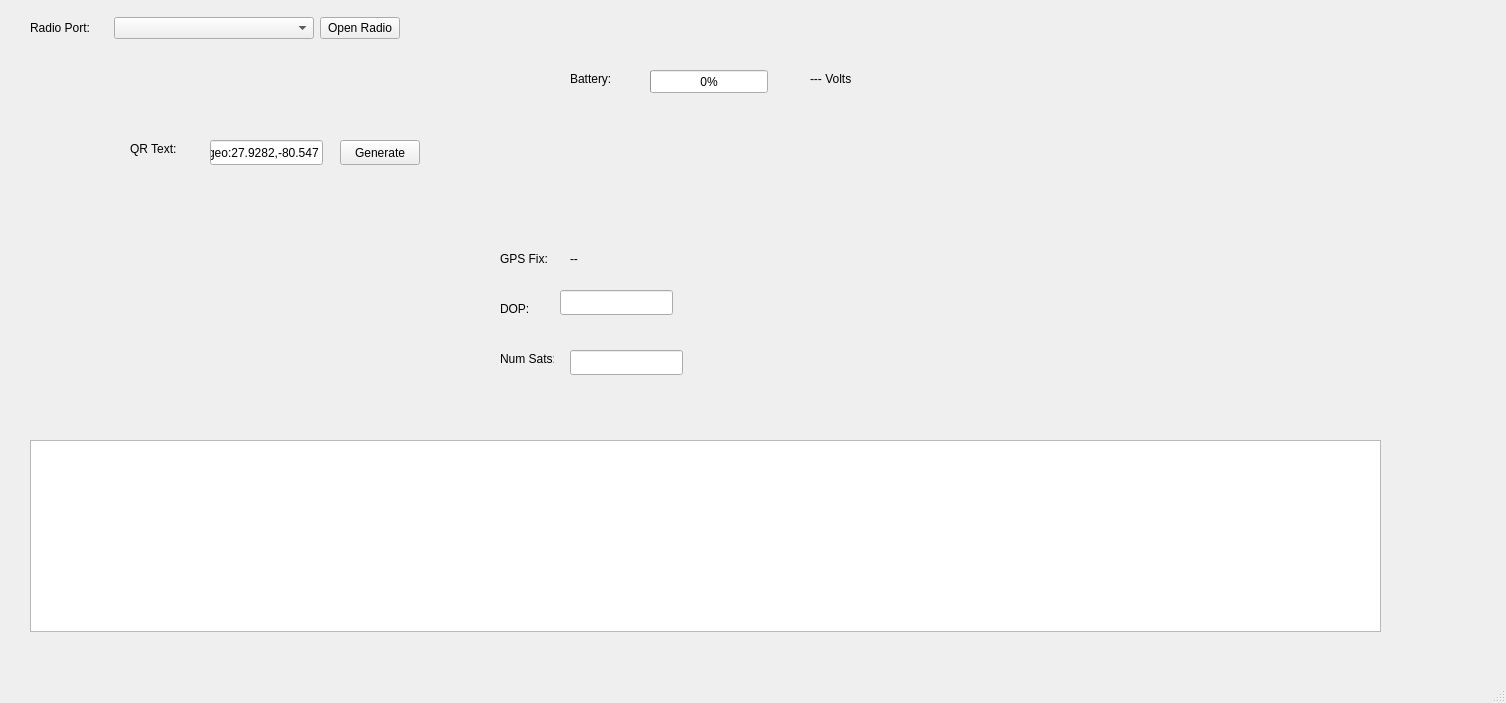
mwales/RocketTracker, file MissionControl/MainWindow.ui: the form before one commit.
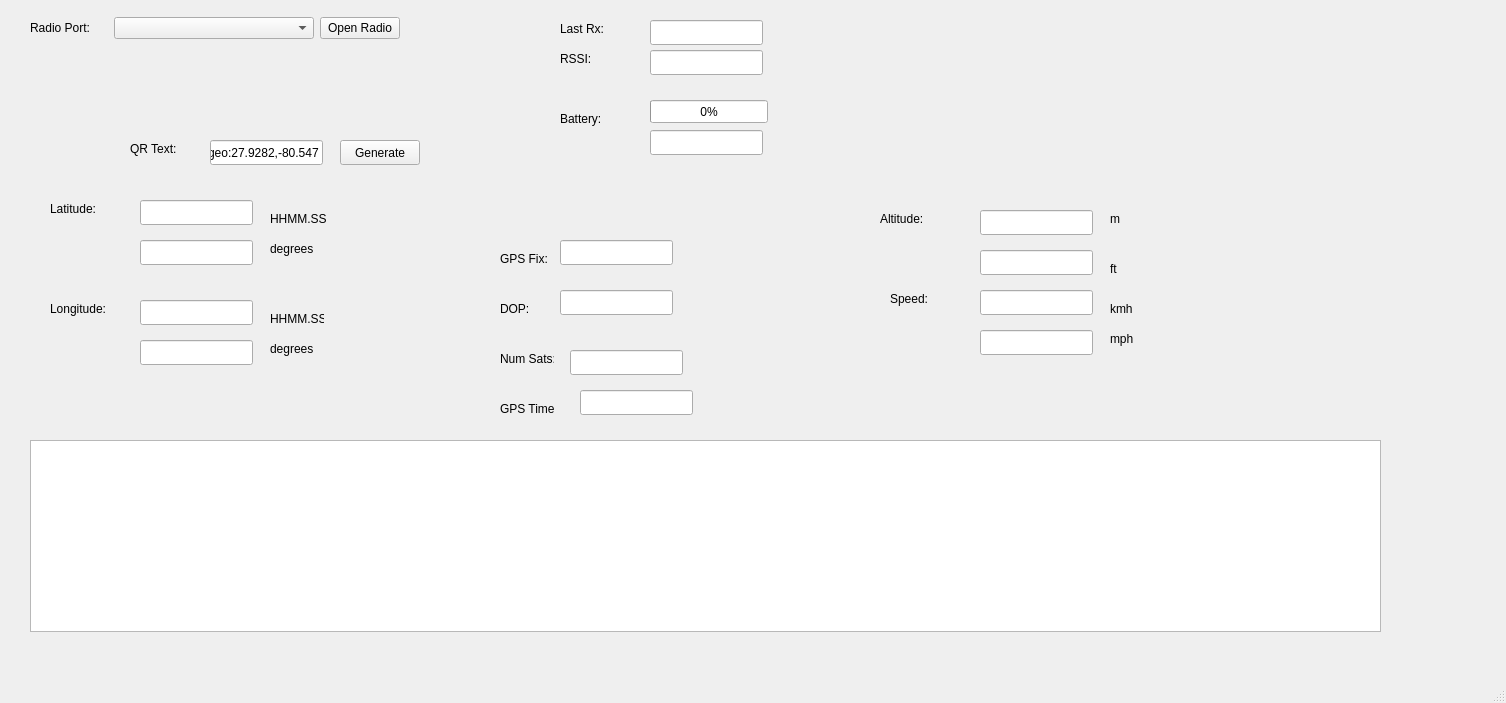
The form after the commit.

```diff
--- a/MissionControl/MainWindow.ui
+++ b/MissionControl/MainWindow.ui
@@ -102,8 +102,8 @@
    <widget class="QLabel" name="label_3">
     <property name="geometry">
      <rect>
-      <x>570</x>
-      <y>70</y>
+      <x>560</x>
+      <y>110</y>
       <width>54</width>
       <height>17</height>
      </rect>
@@ -116,7 +116,7 @@
     <property name="geometry">
      <rect>
       <x>650</x>
-      <y>70</y>
+      <y>100</y>
       <width>118</width>
       <height>23</height>
      </rect>
@@ -128,19 +128,6 @@
      <number>0</number>
     </property>
    </widget>
-   <widget class="QLabel" name="theBatteryVoltsLabel">
-    <property name="geometry">
-     <rect>
-      <x>810</x>
-      <y>70</y>
-      <width>54</width>
-      <height>17</height>
-     </rect>
-    </property>
-    <property name="text">
-     <string>--- Volts</string>
-    </property>
-   </widget>
    <widget class="QLabel" name="label_4">
     <property name="geometry">
      <rect>
@@ -154,19 +141,6 @@
      <string>GPS Fix:</string>
     </property>
    </widget>
-   <widget class="QLabel" name="theGpsFixLabel">
-    <property name="geometry">
-     <rect>
-      <x>570</x>
-      <y>250</y>
-      <width>54</width>
-      <height>17</height>
-     </rect>
-    </property>
-    <property name="text">
-     <string>--</string>
-    </property>
-   </widget>
    <widget class="QLabel" name="label_5">
     <property name="geometry">
      <rect>
@@ -213,6 +187,331 @@
      </rect>
     </property>
    </widget>
+   <widget class="QLabel" name="label_7">
+    <property name="geometry">
+     <rect>
+      <x>560</x>
+      <y>20</y>
+      <width>54</width>
+      <height>17</height>
+     </rect>
+    </property>
+    <property name="text">
+     <string>Last Rx:</string>
+    </property>
+   </widget>
+   <widget class="QLabel" name="label_8">
+    <property name="geometry">
+     <rect>
+      <x>560</x>
+      <y>50</y>
+      <width>54</width>
+      <height>17</height>
+     </rect>
+    </property>
+    <property name="text">
+     <string>RSSI:</string>
+    </property>
+   </widget>
+   <widget class="QLineEdit" name="theRssiValue">
+    <property name="geometry">
+     <rect>
+      <x>650</x>
+      <y>50</y>
+      <width>113</width>
+      <height>25</height>
+     </rect>
+    </property>
+   </widget>
+   <widget class="QLineEdit" name="theLastRxValue">
+    <property name="geometry">
+     <rect>
+      <x>650</x>
+      <y>20</y>
+      <width>113</width>
+      <height>25</height>
+     </rect>
+    </property>
+   </widget>
+   <widget class="QLineEdit" name="theGpsFixLabel">
+    <property name="geometry">
+     <rect>
+      <x>560</x>
+      <y>240</y>
+      <width>113</width>
+      <height>25</height>
+     </rect>
+    </property>
+   </widget>
+   <widget class="QLineEdit" name="theBatteryVoltsLabel">
+    <property name="geometry">
+     <rect>
+      <x>650</x>
+      <y>130</y>
+      <width>113</width>
+      <height>25</height>
+     </rect>
+    </property>
+   </widget>
+   <widget class="QLabel" name="label_9">
+    <property name="geometry">
+     <rect>
+      <x>500</x>
+      <y>400</y>
+      <width>54</width>
+      <height>17</height>
+     </rect>
+    </property>
+    <property name="text">
+     <string>GPS Time:</string>
+    </property>
+   </widget>
+   <widget class="QLineEdit" name="theTimestampValue">
+    <property name="geometry">
+     <rect>
+      <x>580</x>
+      <y>390</y>
+      <width>113</width>
+      <height>25</height>
+     </rect>
+    </property>
+   </widget>
+   <widget class="QLabel" name="label_10">
+    <property name="geometry">
+     <rect>
+      <x>880</x>
+      <y>210</y>
+      <width>54</width>
+      <height>17</height>
+     </rect>
+    </property>
+    <property name="text">
+     <string>Altitude:</string>
+    </property>
+   </widget>
+   <widget class="QLabel" name="label_11">
+    <property name="geometry">
+     <rect>
+      <x>50</x>
+      <y>200</y>
+      <width>54</width>
+      <height>17</height>
+     </rect>
+    </property>
+    <property name="text">
+     <string>Latitude:</string>
+    </property>
+   </widget>
+   <widget class="QLabel" name="label_12">
+    <property name="geometry">
+     <rect>
+      <x>50</x>
+      <y>300</y>
+      <width>71</width>
+      <height>17</height>
+     </rect>
+    </property>
+    <property name="text">
+     <string>Longitude:</string>
+    </property>
+   </widget>
+   <widget class="QLineEdit" name="theAltitude1Value">
+    <property name="geometry">
+     <rect>
+      <x>980</x>
+      <y>210</y>
+      <width>113</width>
+      <height>25</height>
+     </rect>
+    </property>
+   </widget>
+   <widget class="QLineEdit" name="theLatitude1Value">
+    <property name="geometry">
+     <rect>
+      <x>140</x>
+      <y>200</y>
+      <width>113</width>
+      <height>25</height>
+     </rect>
+    </property>
+   </widget>
+   <widget class="QLineEdit" name="theLongitude1Value">
+    <property name="geometry">
+     <rect>
+      <x>140</x>
+      <y>300</y>
+      <width>113</width>
+      <height>25</height>
+     </rect>
+    </property>
+   </widget>
+   <widget class="QLabel" name="label_13">
+    <property name="geometry">
+     <rect>
+      <x>890</x>
+      <y>290</y>
+      <width>54</width>
+      <height>17</height>
+     </rect>
+    </property>
+    <property name="text">
+     <string>Speed:</string>
+    </property>
+   </widget>
+   <widget class="QLineEdit" name="theSpeed1Value">
+    <property name="geometry">
+     <rect>
+      <x>980</x>
+      <y>290</y>
+      <width>113</width>
+      <height>25</height>
+     </rect>
+    </property>
+   </widget>
+   <widget class="QLineEdit" name="theSpeed2Value">
+    <property name="geometry">
+     <rect>
+      <x>980</x>
+      <y>330</y>
+      <width>113</width>
+      <height>25</height>
+     </rect>
+    </property>
+   </widget>
+   <widget class="QLineEdit" name="theAltitude2Value">
+    <property name="geometry">
+     <rect>
+      <x>980</x>
+      <y>250</y>
+      <width>113</width>
+      <height>25</height>
+     </rect>
+    </property>
+   </widget>
+   <widget class="QLineEdit" name="theLatitude2Value">
+    <property name="geometry">
+     <rect>
+      <x>140</x>
+      <y>240</y>
+      <width>113</width>
+      <height>25</height>
+     </rect>
+    </property>
+   </widget>
+   <widget class="QLineEdit" name="theLongitude2Value">
+    <property name="geometry">
+     <rect>
+      <x>140</x>
+      <y>340</y>
+      <width>113</width>
+      <height>25</height>
+     </rect>
+    </property>
+   </widget>
+   <widget class="QLabel" name="label_14">
+    <property name="geometry">
+     <rect>
+      <x>270</x>
+      <y>210</y>
+      <width>61</width>
+      <height>17</height>
+     </rect>
+    </property>
+    <property name="text">
+     <string>HHMM.SS</string>
+    </property>
+   </widget>
+   <widget class="QLabel" name="label_15">
+    <property name="geometry">
+     <rect>
+      <x>270</x>
+      <y>310</y>
+      <width>54</width>
+      <height>17</height>
+     </rect>
+    </property>
+    <property name="text">
+     <string>HHMM.SS</string>
+    </property>
+   </widget>
+   <widget class="QLabel" name="label_16">
+    <property name="geometry">
+     <rect>
+      <x>270</x>
+      <y>240</y>
+      <width>54</width>
+      <height>17</height>
+     </rect>
+    </property>
+    <property name="text">
+     <string>degrees</string>
+    </property>
+   </widget>
+   <widget class="QLabel" name="label_17">
+    <property name="geometry">
+     <rect>
+      <x>270</x>
+      <y>340</y>
+      <width>54</width>
+      <height>17</height>
+     </rect>
+    </property>
+    <property name="text">
+     <string>degrees</string>
+    </property>
+   </widget>
+   <widget class="QLabel" name="label_18">
+    <property name="geometry">
+     <rect>
+      <x>1110</x>
+      <y>300</y>
+      <width>54</width>
+      <height>17</height>
+     </rect>
+    </property>
+    <property name="text">
+     <string>kmh</string>
+    </property>
+   </widget>
+   <widget class="QLabel" name="label_19">
+    <property name="geometry">
+     <rect>
+      <x>1110</x>
+      <y>330</y>
+      <width>54</width>
+      <height>17</height>
+     </rect>
+    </property>
+    <property name="text">
+     <string>mph</string>
+    </property>
+   </widget>
+   <widget class="QLabel" name="label_20">
+    <property name="geometry">
+     <rect>
+      <x>1110</x>
+      <y>210</y>
+      <width>54</width>
+      <height>17</height>
+     </rect>
+    </property>
+    <property name="text">
+     <string>m</string>
+    </property>
+   </widget>
+   <widget class="QLabel" name="label_21">
+    <property name="geometry">
+     <rect>
+      <x>1110</x>
+      <y>260</y>
+      <width>54</width>
+      <height>17</height>
+     </rect>
+    </property>
+    <property name="text">
+     <string>ft</string>
+    </property>
+   </widget>
   </widget>
   <widget class="QMenuBar" name="menubar">
    <property name="geometry">
```
